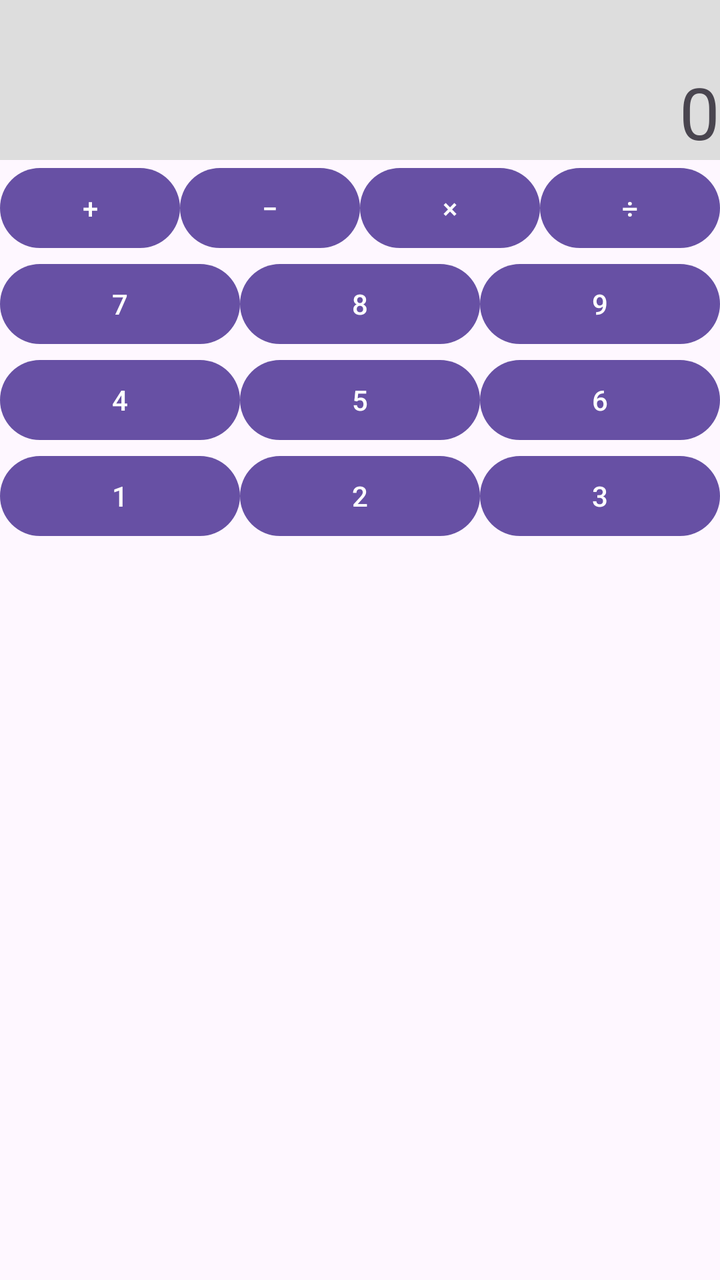
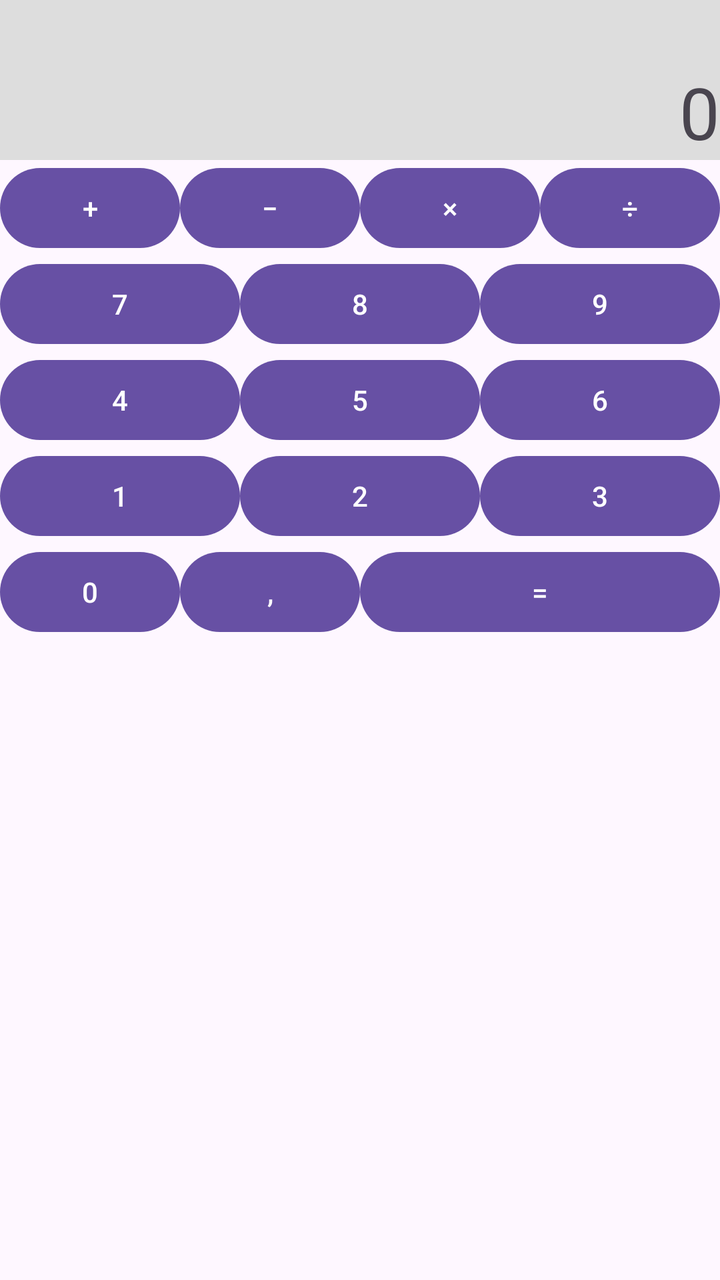

Compare the two renders of this Android layout. The source of the first and the diff that turns it into the second are given below.
<!-- AndroidManifest.xml: application theme Theme.Kalkulator -->
<!-- res/layout/activity_main.xml -->
<?xml version="1.0" encoding="utf-8"?>
<LinearLayout xmlns:android="http://schemas.android.com/apk/res/android"
    android:id="@+id/main"
    android:layout_width="match_parent"
    android:layout_height="match_parent"
    android:orientation="vertical">

    <TextView
        android:layout_width="match_parent"
        android:layout_height="80dp"
        android:background="#DDDDDD"
        android:gravity="right|bottom"
        android:text="0"
        android:textSize="36sp" />

    <LinearLayout
        android:layout_width="match_parent"
        android:layout_height="wrap_content"
        android:orientation="horizontal">

        <Button
            android:layout_width="0dp"
            android:layout_height="wrap_content"
            android:layout_weight="1"
            android:text="+" />

        <Button
            android:layout_width="0dp"
            android:layout_height="wrap_content"
            android:layout_weight="1"
            android:text="−" />

        <Button
            android:layout_width="0dp"
            android:layout_height="wrap_content"
            android:layout_weight="1"
            android:text="×" />

        <Button
            android:layout_width="0dp"
            android:layout_height="wrap_content"
            android:layout_weight="1"
            android:text="÷" />

    </LinearLayout>
    <LinearLayout
        android:layout_width="match_parent"
        android:layout_height="wrap_content"
        android:orientation="horizontal">

        <Button
            android:layout_width="0dp"
            android:layout_height="wrap_content"
            android:layout_weight="1"
            android:text="7" />

        <Button
            android:layout_width="0dp"
            android:layout_height="wrap_content"
            android:layout_weight="1"
            android:text="8" />

        <Button
            android:layout_width="0dp"
            android:layout_height="wrap_content"
            android:layout_weight="1"
            android:text="9" />

    </LinearLayout>
    <LinearLayout
        android:layout_width="match_parent"
        android:layout_height="wrap_content"
        android:orientation="horizontal">

        <Button
            android:layout_width="0dp"
            android:layout_height="wrap_content"
            android:layout_weight="1"
            android:text="4" />

        <Button
            android:layout_width="0dp"
            android:layout_height="wrap_content"
            android:layout_weight="1"
            android:text="5" />

        <Button
            android:layout_width="0dp"
            android:layout_height="wrap_content"
            android:layout_weight="1"
            android:text="6" />

    </LinearLayout>
    <LinearLayout
        android:layout_width="match_parent"
        android:layout_height="wrap_content"
        android:orientation="horizontal">

        <Button
            android:layout_width="0dp"
            android:layout_height="wrap_content"
            android:layout_weight="1"
            android:text="1" />

        <Button
            android:layout_width="0dp"
            android:layout_height="wrap_content"
            android:layout_weight="1"
            android:text="2" />

        <Button
            android:layout_width="0dp"
            android:layout_height="wrap_content"
            android:layout_weight="1"
            android:text="3" />

    </LinearLayout>

</LinearLayout>
<!-- resources referenced by this layout -->
<resources>
  <style name="Theme.Kalkulator" parent="Base.Theme.Kalkulator" />
  <style name="Base.Theme.Kalkulator" parent="Theme.Material3.DayNight.NoActionBar">
          
          
      </style>
</resources>

<!-- the commit's change to res/layout/activity_main.xml (unified diff, before → after) -->
@@ -115,5 +115,29 @@
             android:text="3" />
 
     </LinearLayout>
+    <LinearLayout
+        android:layout_width="match_parent"
+        android:layout_height="wrap_content"
+        android:orientation="horizontal">
+
+        <Button
+            android:layout_width="0dp"
+            android:layout_height="wrap_content"
+            android:layout_weight="1"
+            android:text="0" />
+
+        <Button
+            android:layout_width="0dp"
+            android:layout_height="wrap_content"
+            android:layout_weight="1"
+            android:text="," />
+
+        <Button
+            android:layout_width="0dp"
+            android:layout_height="wrap_content"
+            android:layout_weight="2"
+            android:text="=" />
+
+    </LinearLayout>
 
 </LinearLayout>
